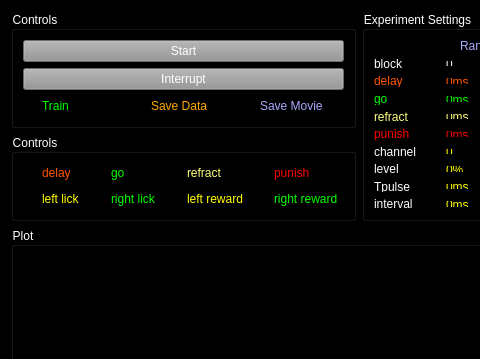
Before: the Qt Designer form VOTA_Control/VOTAScopeMS/block_training_plot.ui in VNMurthyLab/VOTA-1, drawn with Qt 5; both pictures show x 0 to 480 and y 0 to 359 of the 1075 by 681 pixel window.
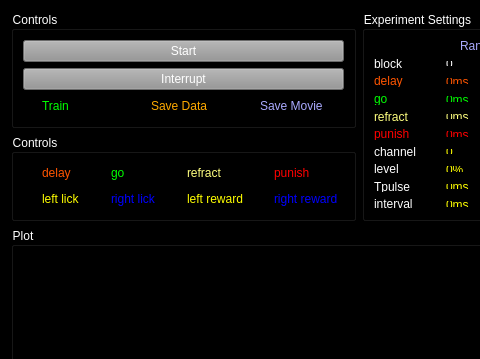
After: the same form once the commit is applied.

Patch:
```diff
--- a/VOTA_Control/VOTAScopeMS/block_training_plot.ui
+++ b/VOTA_Control/VOTAScopeMS/block_training_plot.ui
@@ -351,7 +351,7 @@
       <item row="4" column="1">
        <widget class="QCheckBox" name="right_lick_ind_checkBox">
         <property name="styleSheet">
-         <string notr="true">color: rgb(0, 255, 0);</string>
+         <string notr="true">color: rgb(0, 0, 255);</string>
         </property>
         <property name="text">
          <string>right lick</string>
@@ -371,7 +371,7 @@
       <item row="4" column="3">
        <widget class="QCheckBox" name="right_reward_ind_checkBox">
         <property name="styleSheet">
-         <string notr="true">color: rgb(0, 255, 0);</string>
+         <string notr="true">color: rgb(0, 0, 255);</string>
         </property>
         <property name="text">
          <string>right reward</string>
```
